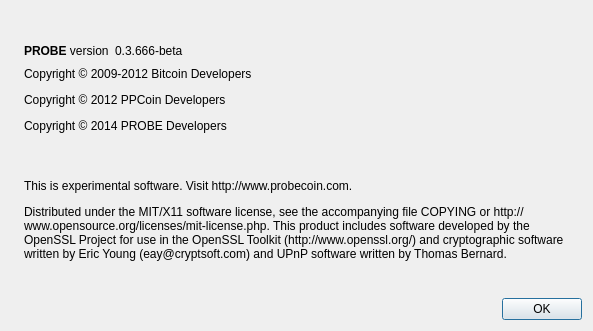
Above: src/qt/forms/aboutdialog.ui from kumacoinproject/kumacoin before the change. Below: the same form after it.
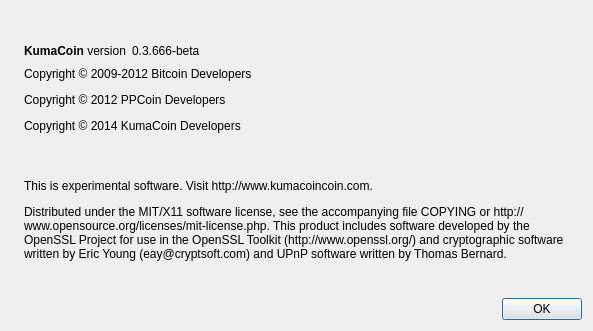
That is the form after the change. Icons and pictures are not drawn.

```diff
--- a/src/qt/forms/aboutdialog.ui
+++ b/src/qt/forms/aboutdialog.ui
@@ -53,7 +53,7 @@
           <cursorShape>IBeamCursor</cursorShape>
          </property>
          <property name="text">
-          <string>&lt;b&gt;PROBE&lt;/b&gt; version</string>
+          <string>&lt;b&gt;KumaCoin&lt;/b&gt; version</string>
          </property>
          <property name="textInteractionFlags">
           <set>Qt::LinksAccessibleByMouse|Qt::TextSelectableByKeyboard|Qt::TextSelectableByMouse</set>
@@ -94,7 +94,7 @@
         <cursorShape>IBeamCursor</cursorShape>
        </property>
        <property name="text">
-        <string>&lt;html&gt;&lt;head/&gt;&lt;body&gt;&lt;p&gt;Copyright © 2009-2012 Bitcoin Developers&lt;/p&gt;&lt;p&gt;Copyright © 2012 PPCoin Developers&lt;/p&gt;&lt;p&gt;Copyright © 2014 PROBE Developers&lt;/p&gt;&lt;p&gt;&lt;br/&gt;&lt;/p&gt;&lt;/body&gt;&lt;/html&gt;</string>
+        <string>&lt;html&gt;&lt;head/&gt;&lt;body&gt;&lt;p&gt;Copyright © 2009-2012 Bitcoin Developers&lt;/p&gt;&lt;p&gt;Copyright © 2012 PPCoin Developers&lt;/p&gt;&lt;p&gt;Copyright © 2014 KumaCoin Developers&lt;/p&gt;&lt;p&gt;&lt;br/&gt;&lt;/p&gt;&lt;/body&gt;&lt;/html&gt;</string>
        </property>
        <property name="textInteractionFlags">
         <set>Qt::LinksAccessibleByMouse|Qt::TextSelectableByKeyboard|Qt::TextSelectableByMouse</set>
@@ -107,7 +107,7 @@
         <cursorShape>IBeamCursor</cursorShape>
        </property>
        <property name="text">
-        <string>&lt;html&gt;&lt;head/&gt;&lt;body&gt;&lt;p&gt;This is experimental software. Visit http://www.probecoin.com.&lt;/p&gt;&lt;p&gt;Distributed under the MIT/X11 software license, see the accompanying file COPYING or http://www.opensource.org/licenses/mit-license.php.  This product includes software developed by the OpenSSL Project for use in the OpenSSL Toolkit (http://www.openssl.org/) and cryptographic software written by Eric Young (eay@cryptsoft.com) and UPnP software written by Thomas Bernard.&lt;/p&gt;&lt;/body&gt;&lt;/html&gt;</string>
+        <string>&lt;html&gt;&lt;head/&gt;&lt;body&gt;&lt;p&gt;This is experimental software. Visit http://www.kumacoincoin.com.&lt;/p&gt;&lt;p&gt;Distributed under the MIT/X11 software license, see the accompanying file COPYING or http://www.opensource.org/licenses/mit-license.php.  This product includes software developed by the OpenSSL Project for use in the OpenSSL Toolkit (http://www.openssl.org/) and cryptographic software written by Eric Young (eay@cryptsoft.com) and UPnP software written by Thomas Bernard.&lt;/p&gt;&lt;/body&gt;&lt;/html&gt;</string>
        </property>
        <property name="wordWrap">
         <bool>true</bool>
```
Left out of the diff: 2 changed lines with no effect on the pictures.
